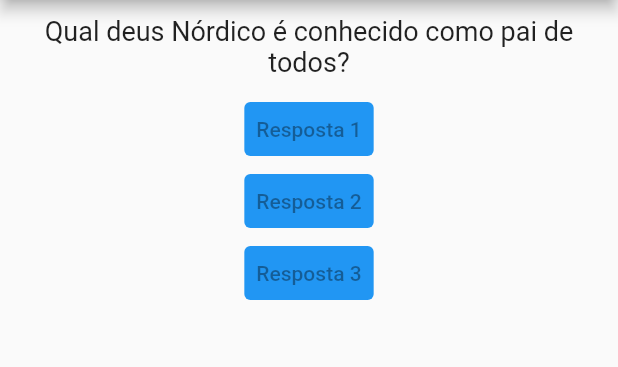
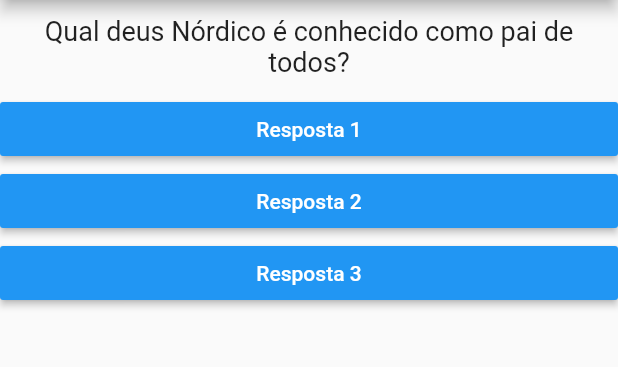
Before and after one commit to isaacwrk/flutter-quiz, a Flutter app: the screen it shows after launch, on a phone screen of 412 x 824 dp, the part 84-451 px from its top. Run offline on Flutter 3.47's test engine with Material 2 defaults, Android fonts, the light colour scheme and no system bars.

Commit message:
Alterando TextButton para RaisedButton

```diff
--- a/lib/resposta.dart
+++ b/lib/resposta.dart
@@ -6,12 +6,14 @@ class Resposta extends StatelessWidget {
 
   @override
   Widget build(BuildContext context) {
-    return TextButton(
-        style: TextButton.styleFrom(
-          backgroundColor: Colors.blue
-        ),
+    return Container(
+      width: double.infinity,
+      child: RaisedButton(
+        textColor: Colors.white,
+        color:Colors.blue,
         child: Text(texto),
-        onPressed: null,
-        );
+        onPressed: (){},
+      ),
+    );
   }
 }
```
